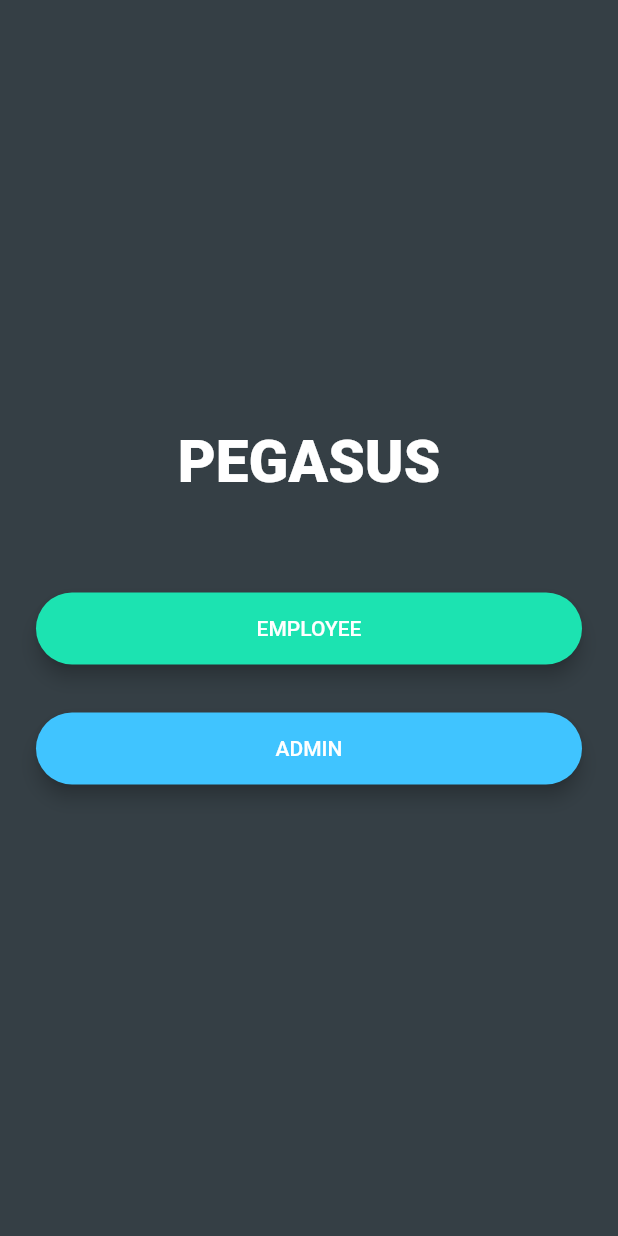
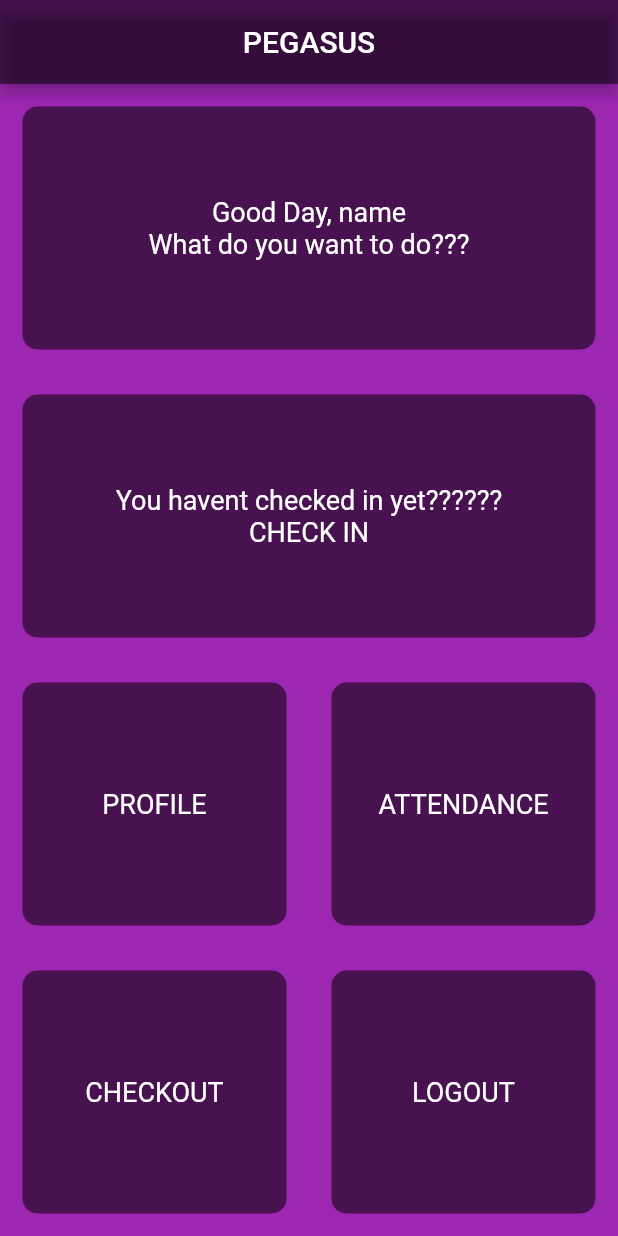
Before and after one commit to rafialshade/optelgoa, a Flutter app: the screen it shows after launch, on a phone screen of 412 x 824 dp. Run offline on Flutter 3.47's test engine with Material 2 defaults, Android fonts, the phone set to English and light mode, and no system bars; our stand-ins replace font_awesome_flutter.

Commit message:
dashboard done

```diff
--- a/lib/constants.dart
+++ b/lib/constants.dart
@@ -13,12 +13,16 @@ const kMessageTextFieldDecoration = InputDecoration(
   hintStyle: TextStyle(color: Colors.white54),
   border: InputBorder.none,
 );
-
+const inactiveColor = Color(0xFF111328);
+//const activeCardcolor = Color(0xFF1D1E33);
+const activeCardcolor=Colors.black54;
+const bottomcontainerheight = 60.0;
 const kMessageContainerDecoration = BoxDecoration(
   border: Border(
     top: BorderSide(color: Colors.white/*(0xFFF8A95F)*/, width: 2.0),
   ),
 );
+const labelTExtStyle = TextStyle(fontSize: 18.0, color: Colors.white);
 
 const ktextfield = InputDecoration(
   enabledBorder: UnderlineInputBorder(
--- /dev/null
+++ b/lib/dashboard.dart
@@ -0,0 +1,361 @@
+import 'package:flutter/material.dart';
+import 'package:optelgoa/reusable.dart';
+import 'constants.dart';
+import 'package:optelgoa/constants.dart';
+import 'package:optelgoa/icon_content.dart';
+import 'package:font_awesome_flutter/font_awesome_flutter.dart';
+
+class Dashboard extends StatefulWidget {
+  static const String id = 'dashboard';
+  @override
+  _DashboardState createState() => _DashboardState();
+}
+
+class _DashboardState extends State<Dashboard> {
+  @override
+  Widget build(BuildContext context) {
+    return Scaffold(
+        backgroundColor: Colors.purple, //Color(0xFFb31aff),
+        appBar: AppBar(
+          backgroundColor: Colors.black54,
+          centerTitle: true,
+          title: Text(
+            'PEGASUS',
+          ),
+        ),
+        body: Column(
+          crossAxisAlignment: CrossAxisAlignment.stretch,
+          children: <Widget>[
+            Expanded(
+              child: Reusable(
+                colour: activeCardcolor,
+                cardchild: Column(
+                  mainAxisAlignment: MainAxisAlignment.center,
+                  crossAxisAlignment: CrossAxisAlignment.center,
+                  children: <Widget>[
+                    /* Text(
+                      'HEiGHT',
+                      style: labelTExtStyle,
+                    ), */
+                    Row(
+                      mainAxisAlignment: MainAxisAlignment.center,
+                      crossAxisAlignment: CrossAxisAlignment.baseline,
+                      textBaseline: TextBaseline.alphabetic,
+                      children: <Widget>[
+                        Column(
+                          mainAxisAlignment: MainAxisAlignment.center,
+                          crossAxisAlignment: CrossAxisAlignment.center,
+                          children: <Widget>[
+                            Row(
+                              mainAxisAlignment: MainAxisAlignment.center,
+                              crossAxisAlignment: CrossAxisAlignment.center,
+                              children: <Widget>[
+                                Text(
+                                  'Good Day, name',
+                                  //height.toString(),
+                                  style: labelTExtStyle,
+                                ),
+                              ],
+                            ),
+                            Row(
+                              mainAxisAlignment: MainAxisAlignment.center,
+                              crossAxisAlignment: CrossAxisAlignment.center,
+                              children: <Widget>[
+                                Text(
+                                  'What do you want to do???',
+                                  style: labelTExtStyle,
+                                )
+                              ],
+                            )
+                          ],
+                        ),
+                      ],
+                    ),
+                    /*  SliderTheme(
+                      data: SliderTheme.of(context).copyWith(
+                          thumbColor: Color(0xFF61CA87),
+                          overlayColor: Color(0x2961CA87),
+                          activeTrackColor: Colors.white,
+                          thumbShape:
+                              RoundSliderThumbShape(enabledThumbRadius: 10.0),
+                          overlayShape:
+                              RoundSliderOverlayShape(overlayRadius: 25.0)),
+                      child: Slider(
+                        value: height.toDouble(),
+                        min: 120.0,
+                        max: 220.0,
+                        inactiveColor: Color(0xFF8D8E98),
+                        onChanged: (double newValue) {
+                          setState(() {
+                            height = newValue.round();
+                          });
+                        },
+                      ),
+                    ), */
+                  ],
+                ),
+              ),
+            ),
+            Expanded(
+              child: Reusable(
+                colour: activeCardcolor,
+                cardchild: Column(
+                  crossAxisAlignment: CrossAxisAlignment.center,
+                  mainAxisAlignment: MainAxisAlignment.center,
+                  children: <Widget>[
+                    /* Text(
+                      'HEiGHT',
+                      style: labelTExtStyle,
+                    ), */
+                    Row(
+                      mainAxisAlignment: MainAxisAlignment.center,
+                      crossAxisAlignment: CrossAxisAlignment.baseline,
+                      textBaseline: TextBaseline.alphabetic,
+                      children: <Widget>[
+                        /* Text(
+                          height.toString(),
+                          style: knumberTextstyle,
+                        ),
+                        */
+                        Column(
+                          children: <Widget>[
+                            Row(
+                          children: <Widget>[
+                            Text(
+                          'You havent checked in yet??????',
+                          style: labelTExtStyle,
+                        )
+
+                          ],
+                        ),
+                        Row(
+                          children: <Widget>[
+                            Text( 'CHECK IN',
+                            style: labelTExtStyle,
+
+                            )
+                          ],
+                        )
+                          ],
+                        )
+
+
+                      ],
+                    ),
+                    /* SliderTheme(
+                      data: SliderTheme.of(context).copyWith(
+                          thumbColor: Color(0xFF61CA87),
+                          overlayColor: Color(0x2961CA87),
+                          activeTrackColor: Colors.white,
+                          thumbShape:
+                              RoundSliderThumbShape(enabledThumbRadius: 10.0),
+                          overlayShape:
+                              RoundSliderOverlayShape(overlayRadius: 25.0)),
+                      child: Slider(
+                        value: height.toDouble(),
+                        min: 120.0,
+                        max: 220.0,
+                        inactiveColor: Color(0xFF8D8E98),
+                        onChanged: (double newValue) {
+                          setState(() {
+                            height = newValue.round();
+                          });
+                        },
+                      ),
+                    ), */
+                  ],
+                ),
+              ),
+            ),
+            Expanded(
+                child: Row(
+              children: <Widget>[
+                Expanded(
+                  child: Reusable(
+                      onpress: () {},
+                      colour: activeCardcolor,
+                      cardchild: Column(
+                          mainAxisAlignment: MainAxisAlignment.center,
+                          children: <Widget>[
+                            Text(
+                              'PROFILE',
+                              style: labelTExtStyle,
+                            ),
+                          ])),
+                ),
+                Expanded(
+                  child: Reusable(
+                      onpress: () {},
+                      colour: activeCardcolor,
+                      cardchild: Column(
+                          mainAxisAlignment: MainAxisAlignment.center,
+                          children: <Widget>[
+                            Text(
+                              'ATTENDANCE',
+                              style: labelTExtStyle,
+                            ),
+                          ])),
+                ),
+              ],
+            )),
+            /*  Expanded(
+              child: Reusable(
+                colour: activeCardcolor,
+                cardchild: Column(
+                  children: <Widget>[
+                    Text(
+                      'HEiGHT',
+                      style: labelTExtStyle,
+                    ),
+                    Row(
+                      mainAxisAlignment: MainAxisAlignment.center,
+                      crossAxisAlignment: CrossAxisAlignment.baseline,
+                      textBaseline: TextBaseline.alphabetic,
+                      children: <Widget>[
+                        Text(
+                          height.toString(),
+                          style: knumberTextstyle,
+                        ),
+                        Text(
+                          'cm',
+                          style: labelTExtStyle,
+                        )
+                      ],
+                    ),
+                    SliderTheme(
+                      data: SliderTheme.of(context).copyWith(
+                          thumbColor: Color(0xFF61CA87),
+                          overlayColor: Color(0x2961CA87),
+                          activeTrackColor: Colors.white,
+                          thumbShape:
+                              RoundSliderThumbShape(enabledThumbRadius: 10.0),
+                          overlayShape:
+                              RoundSliderOverlayShape(overlayRadius: 25.0)),
+                      child: Slider(
+                        value: height.toDouble(),
+                        min: 120.0,
+                        max: 220.0,
+                        inactiveColor: Color(0xFF8D8E98),
+                        onChanged: (double newValue) {
+                          setState(() {
+                            height = newValue.round();
+                          });
+                        },
+                      ),
+                    ),
+                  ],
+                ),
+              ),
+            ), */
+            Expanded(
+                child: Row(
+              children: <Widget>[
+                Expanded(
+                  child: Reusable(
+                    colour: activeCardcolor,
+                    cardchild: Column(
+                      mainAxisAlignment: MainAxisAlignment.center,
+                      children: <Widget>[
+                        Text(
+                          'CHECKOUT',
+                          style: labelTExtStyle,
+                        ),
+                        /*     Text(
+                          age.toString(),
+                          style: knumberTextstyle,
+                        ),
+                        Row(
+                          mainAxisAlignment: MainAxisAlignment.center,
+                          children: <Widget>[
+                            RoundIconButton(
+                              icon: FontAwesomeIcons.minus,
+                              onpresed: () {
+                                setState(() {
+                                  age--;
+                                });
+                              },
+                            ),
+                            SizedBox(
+                              width: 10.0,
+                            ),
+                            RoundIconButton(
+                              icon: FontAwesomeIcons.plus,
+                              onpresed: () {
+                                setState(() {
+                                  age++;
+                                });
+                              },
+                            ),
+                          ],
+                        ) */
+                      ],
+                    ),
+                  ),
+                ),
+                Expanded(
+                  child: Reusable(
+                    colour: activeCardcolor,
+                    cardchild: Column(
+                      mainAxisAlignment: MainAxisAlignment.center,
+                      children: <Widget>[
+                        Text(
+                          'LOGOUT',
+                          style: labelTExtStyle,
+                        ),
+                        /*  Text(
+                          weight.toString(),
+                          style: knumberTextstyle,
+                        ),
+                        Row(
+                          mainAxisAlignment: MainAxisAlignment.center,
+                          children: <Widget>[
+                            RoundIconButton(
+                              icon: FontAwesomeIcons.minus,
+                              onpresed: () {
+                                setState(() {
+                                  weight--;
+                                });
+                              },
+                            ),
+                            SizedBox(
+                              width: 10.0,
+                            ),
+                            RoundIconButton(
+                              icon: FontAwesomeIcons.plus,
+                              onpresed: () {
+                                setState(() {
+                                  weight++;
+                                });
+                              },
+                            ),
+                          ],
+                        ) */
+                      ],
+                    ),
+                  ),
+                ),
+              ],
+            )),
+            /* BottomButton(
+              buttontitle: 'CALCULATE',
+              ontap: () {
+                CalculatorBrain cal =
+                    CalculatorBrain(height: height, weight: weight);
+
+                Navigator.push(
+                  context,
+                  MaterialPageRoute(
+                    builder: (context) {
+                      return ResultsPage(
+                        bmiResult: cal.calculateBMI(),
+                        resultText: cal.getresult(),
+                      );
+                    },
+                  ),
+                );
+              },
+            ) */
+          ],
+        ));
+  }
+}
--- /dev/null
+++ b/lib/icon_content.dart
@@ -0,0 +1,30 @@
+import 'package:flutter/material.dart';
+import 'constants.dart';
+import 'package:optelgoa/constants.dart';
+
+class IconContent extends StatelessWidget {
+  IconContent({this.icon, this.label});
+
+  final IconData icon;
+  final String label;
+
+  @override
+  Widget build(BuildContext context) {
+    return Column(
+      mainAxisAlignment: MainAxisAlignment.center,
+      children: <Widget>[
+        Icon(
+          icon,
+          size: 80.0,
+        ),
+        SizedBox(
+          height: 15.0,
+        ),
+        Text(
+          label,
+          style: labelTExtStyle,
+        )
+      ],
+    );
+  }
+}
--- a/lib/main.dart
+++ b/lib/main.dart
@@ -1,6 +1,7 @@
 import 'package:flutter/material.dart';
 import 'package:flutter/services.dart';
 import 'package:optelgoa/adminlogin.dart';
+import 'package:optelgoa/dashboard.dart';
 import 'package:optelgoa/welcome_screen.dart';
 import 'package:optelgoa/login_screen.dart';
 
@@ -16,11 +17,13 @@ class MyApp extends StatelessWidget {
       ]);
     return MaterialApp(
      debugShowCheckedModeBanner: false,
-    initialRoute: WelcomeScreen.id,
+    initialRoute: Dashboard.id,
     routes: {
 WelcomeScreen.id:(context)=>WelcomeScreen(),
 LoginScreen.id:(context)=>LoginScreen(),
 AdminLogin.id:(context)=>AdminLogin(),
+Dashboard.id:(context)=>Dashboard(),
+
 //ChatScreen.id:(context)=>ChatScreen(),
 //RegistrationScreen.id:(context)=>RegistrationScreen(),
     }
--- /dev/null
+++ b/lib/profile.dart
@@ -0,0 +1,117 @@
+/* import 'package:chat_app_two/screens/chat_screen.dart';
+import 'package:flutter/material.dart';
+import 'package:chat_app_two/constants.dart';
+import 'package:chat_app_two/components/roundedbutton.dart';
+import 'package:firebase_auth/firebase_auth.dart';
+import 'chat_screen.dart';
+import 'package:modal_progress_hud/modal_progress_hud.dart';
+ */
+import 'package:flutter/material.dart';
+//import 'package:optelgoa/main.dart';
+import 'package:optelgoa/roundedbutton.dart';
+//import 'package:optelgoa/welcome_screen.dart';
+import 'package:optelgoa/constants.dart';
+
+class AdminLogin extends StatefulWidget {
+  static const id = 'PROFILE';
+  @override
+  _AdminLoginState createState() => _AdminLoginState();
+}
+
+class _AdminLoginState extends State<AdminLogin> {
+  String email;
+  String phoneno;
+  String password;
+ /*  bool showspinner = false;
+  final _auth = FirebaseAuth.instance;
+  String email;
+  String password; */
+  @override
+  Widget build(BuildContext context) {
+    return Scaffold(
+      backgroundColor: Color(0xFF353F45),
+      //body: ModalProgressHUD(
+        //inAsyncCall: showspinner,
+        body: Padding(
+          padding: EdgeInsets.symmetric(horizontal: 0.0),
+          child: Column(
+            mainAxisAlignment: MainAxisAlignment.center,
+            crossAxisAlignment: CrossAxisAlignment.stretch,
+            children: <Widget>[
+              /* Flexible(
+                child: Hero(
+                  tag: 'logo',
+                  child: Container(
+                    height: 100.0,
+                    child: Image.asset('images/whitelogo.png'),
+                  ),
+                ),
+              ), */
+             /*  SizedBox(
+                height: 15.0,
+              ), */
+              Text(
+                'Profile',
+                textAlign: TextAlign.center,
+                style: TextStyle(
+                  color: Colors.white,
+                  fontSize: 39.0,
+                  fontWeight: FontWeight.w900,
+                ),
+              ),
+
+              SizedBox(
+                height: 48.0,
+              ),
+              TextField(
+                  textAlign: TextAlign.center,
+                  style: TextStyle(color: Colors.white),
+                  onChanged: (value) {
+                    email = value;
+                  },
+                  decoration:
+                      ktextfield.copyWith(hintText: 'ENTER YOUR ADMINID')),
+              SizedBox(
+                height: 8.0,
+              ),
+              TextField(
+                  obscureText: true,
+                  textAlign: TextAlign.center,
+                  style: TextStyle(color: Colors.white),
+                  onChanged: (value) {
+                    password = value;
+                  },
+                  decoration:
+                      ktextfield.copyWith(hintText: 'ENTER YOUR PASSWORD')),
+              SizedBox(
+                height: 24.0,
+              ),
+              RoundedButton(
+                title: 'LOG IN',
+                colur: Color(0xFF1CE3B1),
+                /* onPressed: () async {
+                  setState(() {
+                    showspinner = true;
+                  }); */
+
+                  /* try {
+                    final user = await _auth.signInWithEmailAndPassword(
+                        email: email, password: password);
+                    if (user != null) {
+                      Navigator.pushNamed(context, ChatScreen.id);
+                    }
+                    setState(() {
+                      showspinner = false;
+                    });
+                  } catch (e) {
+                    print(e);
+                  } */
+                //},
+              ),
+            ],
+          ),
+        ),
+
+    );
+  }
+}
--- /dev/null
+++ b/lib/reusable.dart
@@ -0,0 +1,21 @@
+import 'package:flutter/material.dart';
+
+class Reusable extends StatelessWidget {
+  Reusable({@required this.colour, this.cardchild, this.onpress});
+  final Color colour;
+  final Widget cardchild;
+  final Function onpress;
+
+  @override
+  Widget build(BuildContext context) {
+    return GestureDetector(
+      onTap: onpress,
+      child: Container(
+        child: cardchild,
+        margin: EdgeInsets.all(15.0),
+        decoration: BoxDecoration(
+            color: colour, borderRadius: BorderRadius.circular(10.0)),
+      ),
+    );
+  }
+}
--- a/pubspec.yaml
+++ b/pubspec.yaml
@@ -23,6 +23,7 @@ dependencies:
   # The following adds the Cupertino Icons font to your application.
   # Use with the CupertinoIcons class for iOS style icons.
   cupertino_icons: ^0.1.2
+  font_awesome_flutter: ^8.7.0
 
 dev_dependencies:
   flutter_test:
```
Also changed, not shown: pubspec.lock.
